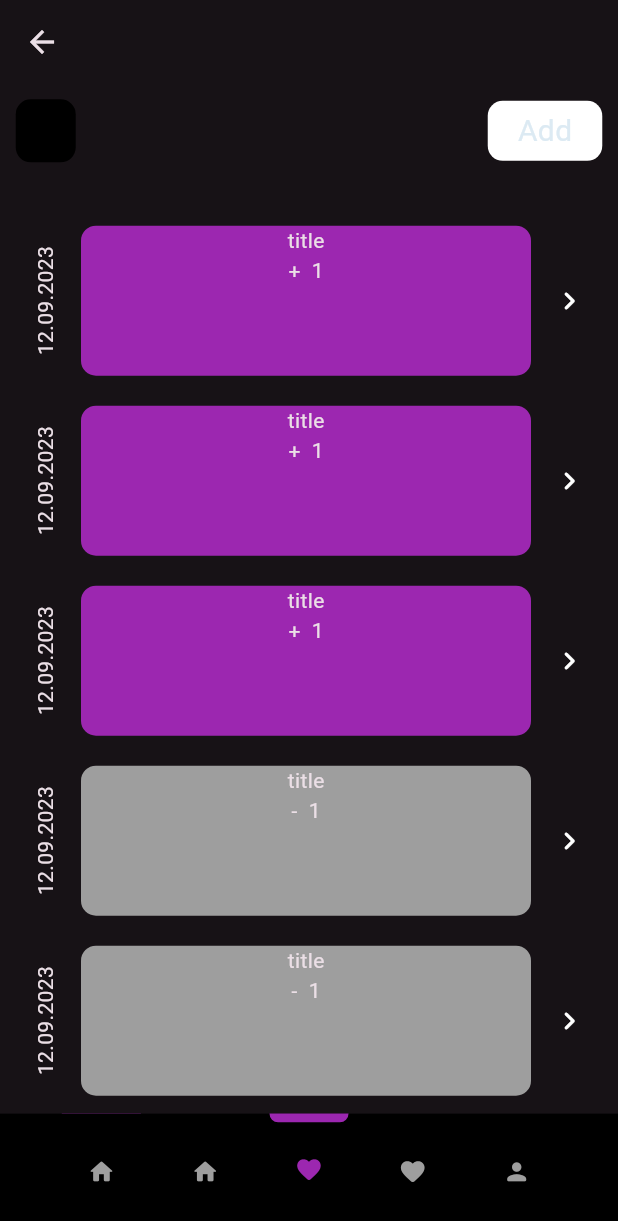
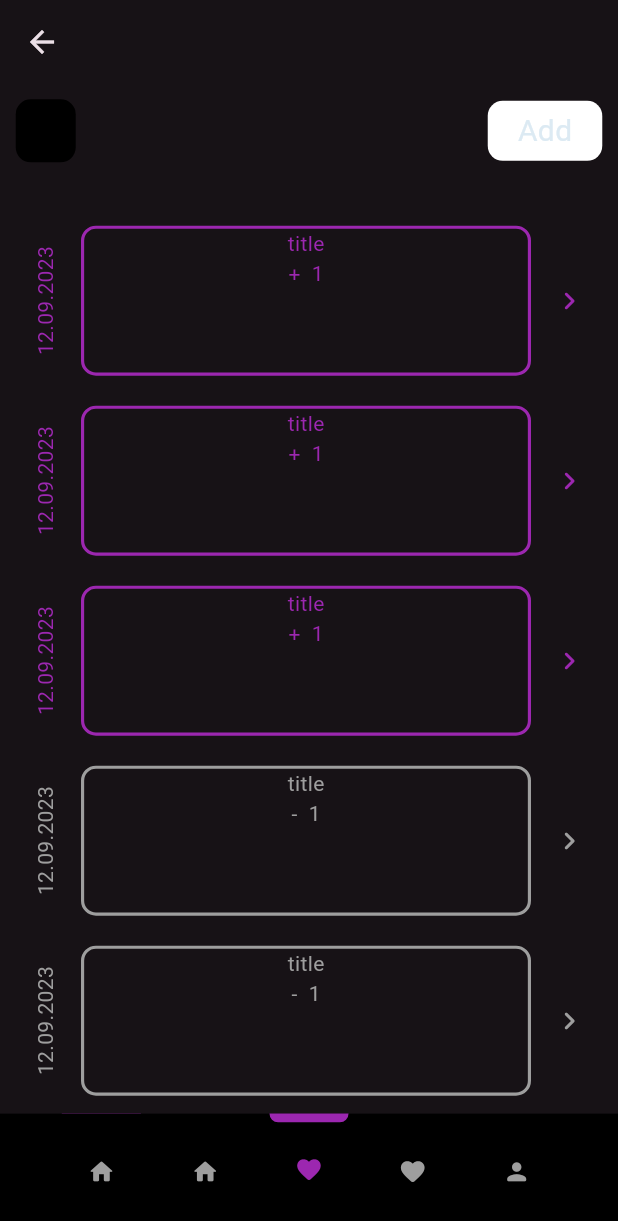
Before and after one commit to MichaelChernyshevsky/timeful-app, a Flutter app: the MainScreen screen opened by its route, after a tap on the "favorite" icon, on a phone screen of 412 x 824 dp. Shown: the top 1221 px of the screen. Run offline on Flutter 3.47's test engine with Material 3 defaults, Android fonts, the phone set to English and light mode, and no system bars; our stand-ins replace equatable, flutter_bloc, flutter_svg, get_it.

Commit message:
new style

```diff
--- a/lib/core/utils/constants/constants_uikit.dart
+++ b/lib/core/utils/constants/constants_uikit.dart
@@ -8,6 +8,8 @@ class UTILSConstants {
   static double get bottomText => 15;
 
   static Color get purple => Colors.purple;
+  static Color get done => Colors.green;
+  static Color get undone => Colors.red;
   static Color get grey => Colors.grey;
   static Color get white => Colors.white;
   static Color get black => Colors.black;
--- a/lib/interface/screens/common/pages/todo_page.dart
+++ b/lib/interface/screens/common/pages/todo_page.dart
@@ -23,6 +23,12 @@ class _ToDoPageState extends State<ToDoPage> {
     bloc = BlocProvider.of<TasksBloc>(context);
     bloc!.add(GetTasksEvent());
     super.initState();
+  }
+
+  @override
+  void dispose() {
+    bloc!.add(DisposeEvent());
+    super.dispose();
   }
 
   Future goToCreate() async {
--- a/lib/interface/screens/widgets/spending_widget.dart
+++ b/lib/interface/screens/widgets/spending_widget.dart
@@ -12,32 +12,46 @@ class SpendingWidget extends StatelessWidget {
   Widget build(BuildContext context) {
     final sign = element.isSpending == true ? '-' : '+';
 
+    final color = element.isSpending == true
+        ? UTILSConstants.grey
+        : UTILSConstants.purple;
+
     return Padding(
       padding: const EdgeInsets.all(10),
       child: Row(
         mainAxisAlignment: MainAxisAlignment.spaceBetween,
         children: [
-          const RotatedBox(
+          RotatedBox(
             quarterTurns: -1,
-            child: Text('12.09.2023'),
+            child: Text(
+              '12.09.2023',
+              style: TextStyle(color: color),
+            ),
           ),
           CustomContainer(
-            color: element.isSpending == true
-                ? UTILSConstants.grey
-                : UTILSConstants.purple,
+            colorBorder: color,
             height: 100,
             width: 300,
             widget: Column(
               children: [
-                Text(element.title),
-                Text('$sign  ${element.count}'),
+                Text(
+                  element.title,
+                  style: TextStyle(color: color),
+                ),
+                Text(
+                  '$sign  ${element.count}',
+                  style: TextStyle(color: color),
+                ),
               ],
             ),
           ),
           GestureDetector(
             // ignore: avoid_print
             onTap: () => print(1),
-            child: const Icon(Icons.chevron_right_rounded),
+            child: Icon(
+              Icons.chevron_right_rounded,
+              color: color,
+            ),
           ),
         ],
       ),
--- a/lib/interface/uikit/container.dart
+++ b/lib/interface/uikit/container.dart
@@ -1,4 +1,5 @@
 import 'package:app_with_apps/core/exports/exports.dart';
+import 'package:app_with_apps/interface/exports/screens_exports.dart';
 
 // ignore: must_be_immutable
 class CustomContainer extends StatelessWidget {
@@ -7,24 +8,37 @@ class CustomContainer extends StatelessWidget {
     this.height = 42,
     this.width,
     this.color,
+    this.colorBorder,
     required this.widget,
   });
 
   final double height;
   double? width;
   Color? color;
+  Color? colorBorder;
   final Widget widget;
 
   @override
   Widget build(BuildContext context) {
+    late BoxDecoration decoration;
+    if (colorBorder != null) {
+      decoration = BoxDecoration(
+        border: Border.all(color: colorBorder!, width: getWidth(2)),
+        color: color ?? UTILSConstants.transparent,
+        borderRadius: BorderRadius.circular(10),
+      );
+    } else {
+      decoration = BoxDecoration(
+        color: color,
+        borderRadius: BorderRadius.circular(10),
+      );
+    }
+
     return Container(
       height: height,
       width: width,
       padding: const EdgeInsets.symmetric(horizontal: 20),
-      decoration: BoxDecoration(
-        color: color,
-        borderRadius: BorderRadius.circular(10),
-      ),
+      decoration: decoration,
       child: widget,
     );
   }
```
Also changed, not shown: lib/core/manager/tasks_bloc/tasks_bloc.dart (+40 -1 lines), lib/interface/screens/widgets/task_widget.dart (+46 -17 lines).
